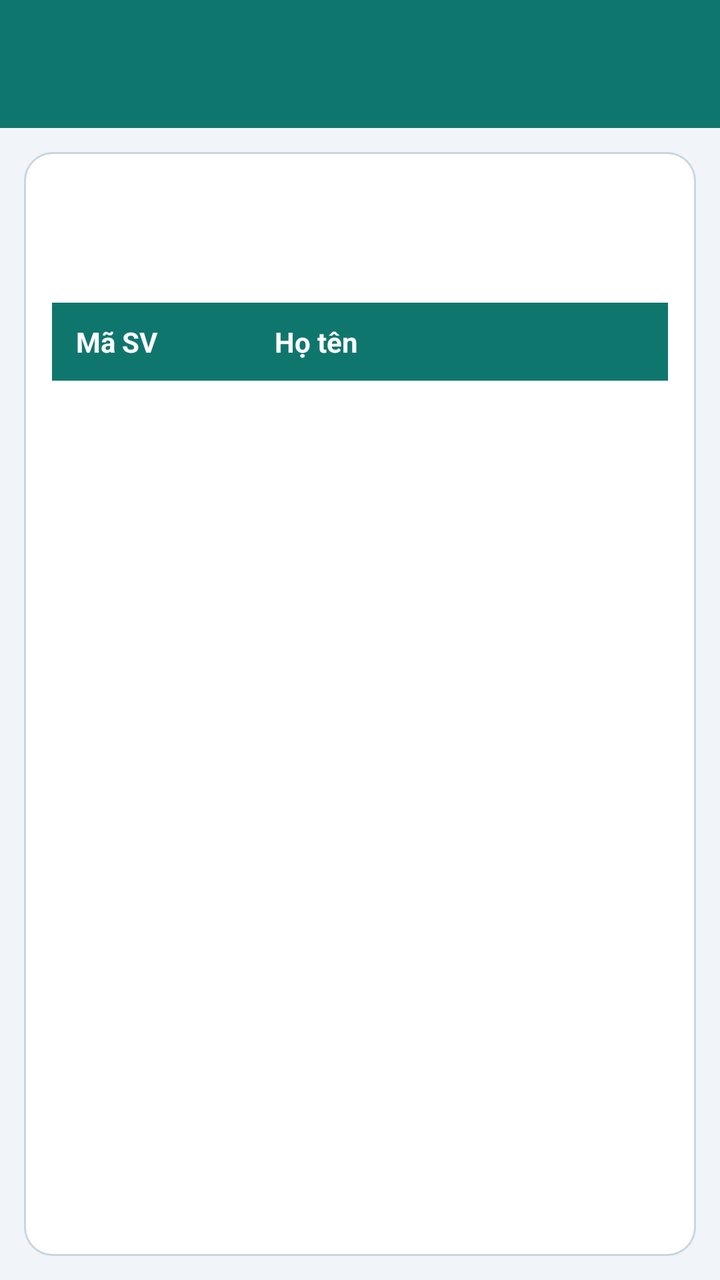
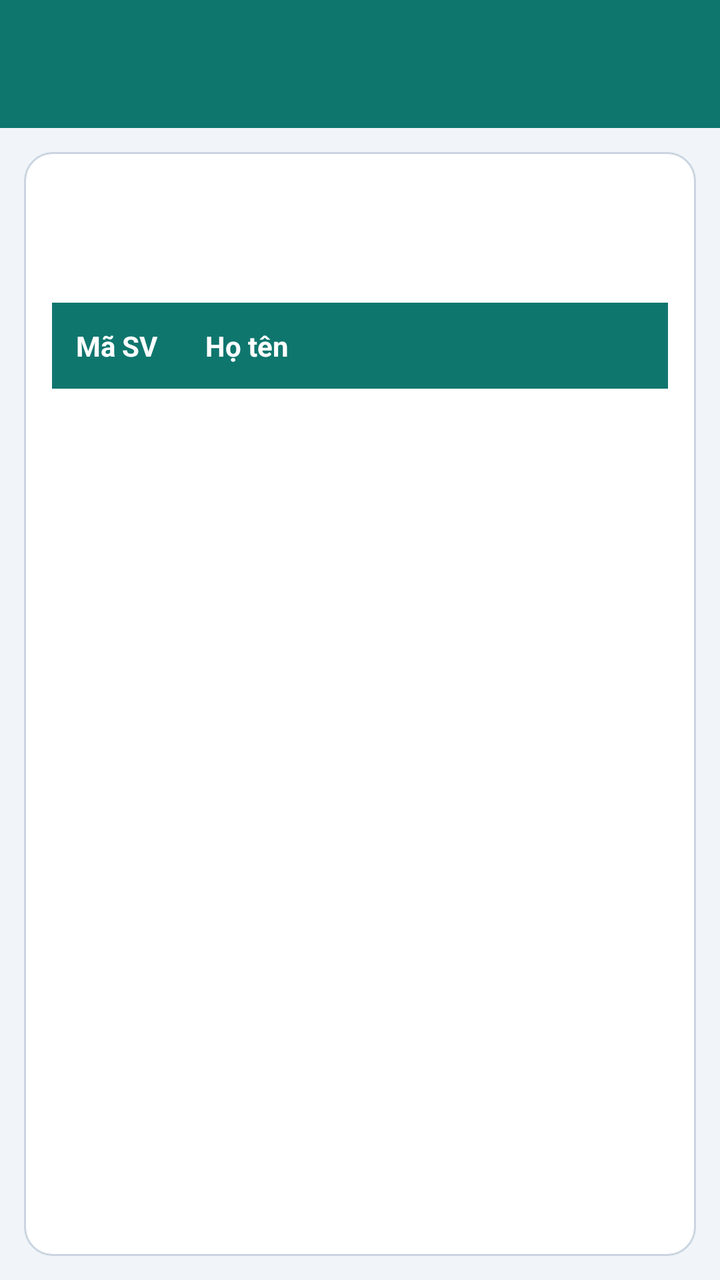

The first picture is an Android layout as it rendered before a commit; the second is the same layout after the commit. The layout source and the unified diff follow.
<!-- AndroidManifest.xml: application theme Theme.Lab6 -->
<!-- res/layout/activity_main.xml -->
<?xml version="1.0" encoding="utf-8"?>
<androidx.drawerlayout.widget.DrawerLayout xmlns:android="http://schemas.android.com/apk/res/android"
    xmlns:app="http://schemas.android.com/apk/res-auto"
    xmlns:tools="http://schemas.android.com/tools"
    android:id="@+id/drawerLayout"
    android:layout_width="match_parent"
    android:layout_height="match_parent"
    android:background="@color/primary"
    tools:context=".MainActivity">

    
    <LinearLayout
        android:layout_width="match_parent"
        android:layout_height="match_parent"
        android:orientation="vertical">

        <androidx.appcompat.widget.Toolbar
            android:id="@+id/toolbar"
            android:layout_width="match_parent"
            android:layout_height="?attr/actionBarSize"
            android:background="@color/primary"
            app:titleTextColor="@color/white" />

        <LinearLayout
            android:layout_width="match_parent"
            android:layout_height="match_parent"
            android:background="@color/background"
            android:orientation="vertical"
            android:padding="12dp">

            <LinearLayout
                android:layout_width="match_parent"
                android:layout_height="match_parent"
                android:background="@drawable/card_bg"
                android:orientation="vertical"
                android:padding="14dp">

                <TextView
                    android:id="@+id/tvClassName"
                    android:layout_width="match_parent"
                    android:layout_height="wrap_content"
                    android:textColor="@color/primary"
                    android:textSize="18sp"
                    android:textStyle="bold" />

                <TextView
                    android:id="@+id/tvTeacher"
                    android:layout_width="match_parent"
                    android:layout_height="wrap_content"
                    android:layout_marginTop="4dp"
                    android:layout_marginBottom="14dp"
                    android:textColor="@color/textLabel"
                    android:textSize="14sp" />

                
                <LinearLayout
                    android:layout_width="match_parent"
                    android:layout_height="wrap_content"
                    android:background="@color/primary"
                    android:paddingStart="12dp"
                    android:paddingTop="10dp"
                    android:paddingEnd="12dp"
                    android:paddingBottom="10dp">

                    <TextView
                        android:layout_width="0dp"
                        android:layout_height="wrap_content"
                        android:layout_weight="35"
                        android:text="Mã SV"
                        android:textColor="@color/white"
                        android:textSize="14sp"
                        android:textStyle="bold" />

                    <TextView
                        android:layout_width="0dp"
                        android:layout_height="wrap_content"
                        android:layout_weight="65"
                        android:text="Họ tên"
                        android:textColor="@color/white"
                        android:textSize="14sp"
                        android:textStyle="bold" />
                </LinearLayout>

                <ScrollView
                    android:layout_width="match_parent"
                    android:layout_height="match_parent">

                    <LinearLayout
                        android:id="@+id/studentList"
                        android:layout_width="match_parent"
                        android:layout_height="wrap_content"
                        android:orientation="vertical" />
                </ScrollView>
            </LinearLayout>
        </LinearLayout>
    </LinearLayout>

    
    <LinearLayout
        android:layout_width="280dp"
        android:layout_height="match_parent"
        android:layout_gravity="start"
        android:background="@color/white"
        android:orientation="vertical">

        <include layout="@layout/nav_header" />

        <ListView
            android:id="@+id/lvClass"
            android:layout_width="match_parent"
            android:layout_height="match_parent"
            android:divider="@null"
            android:dividerHeight="0dp"
            android:padding="8dp" />
    </LinearLayout>
</androidx.drawerlayout.widget.DrawerLayout>
<!-- res/layout/nav_header.xml (included above) -->
<?xml version="1.0" encoding="utf-8"?>
<LinearLayout xmlns:android="http://schemas.android.com/apk/res/android"
    android:layout_width="match_parent"
    android:layout_height="140dp"
    android:background="@color/primary"
    android:gravity="bottom"
    android:orientation="vertical"
    android:padding="18dp">

    <TextView
        android:layout_width="wrap_content"
        android:layout_height="wrap_content"
        android:text="Danh sách lớp"
        android:textColor="@color/white"
        android:textSize="20sp"
        android:textStyle="bold" />

    <TextView
        android:layout_width="wrap_content"
        android:layout_height="wrap_content"
        android:layout_marginTop="4dp"
        android:text="Chọn lớp để xem sinh viên"
        android:textColor="#CCFBF1"
        android:textSize="13sp" />
</LinearLayout>
<!-- resources referenced by this layout -->
<resources>
  <color name="background">#F1F5F9</color>
  <color name="primary">#0F766E</color>
  <color name="textLabel">#475569</color>
  <color name="white">#FFFFFFFF</color>
  <!-- drawable card_bg (drawable) -->
  <?xml version="1.0" encoding="utf-8"?>
  <shape xmlns:android="http://schemas.android.com/apk/res/android" android:shape="rectangle">
      <solid android:color="@color/white" />
      <stroke android:width="1dp" android:color="@color/cardStroke" />
      <corners android:radius="14dp" />
  </shape>
  <style name="Theme.Lab6" parent="Base.Theme.Lab6" />
  <color name="cardStroke">#CBD5E1</color>
  <style name="Base.Theme.Lab6" parent="Theme.Material3.DayNight.NoActionBar">
          <item name="colorPrimary">@color/primary</item>
          <item name="colorOnPrimary">@color/onPrimary</item>
          <item name="colorSecondary">@color/primary</item>
          <item name="android:windowBackground">@color/background</item>
      </style>
  <color name="onPrimary">#FFFFFF</color>
</resources>

<!-- the commit's change to res/layout/activity_main.xml (unified diff, before → after) -->
@@ -52,44 +52,34 @@
                     android:textColor="@color/textLabel"
                     android:textSize="14sp" />
 
-                
-                <LinearLayout
-                    android:layout_width="match_parent"
-                    android:layout_height="wrap_content"
-                    android:background="@color/primary"
-                    android:paddingStart="12dp"
-                    android:paddingTop="10dp"
-                    android:paddingEnd="12dp"
-                    android:paddingBottom="10dp">
-
-                    <TextView
-                        android:layout_width="0dp"
-                        android:layout_height="wrap_content"
-                        android:layout_weight="35"
-                        android:text="Mã SV"
-                        android:textColor="@color/white"
-                        android:textSize="14sp"
-                        android:textStyle="bold" />
-
-                    <TextView
-                        android:layout_width="0dp"
-                        android:layout_height="wrap_content"
-                        android:layout_weight="65"
-                        android:text="Họ tên"
-                        android:textColor="@color/white"
-                        android:textSize="14sp"
-                        android:textStyle="bold" />
-                </LinearLayout>
-
                 <ScrollView
                     android:layout_width="match_parent"
                     android:layout_height="match_parent">
 
-                    <LinearLayout
-                        android:id="@+id/studentList"
+                    <TableLayout
+                        android:id="@+id/studentTable"
                         android:layout_width="match_parent"
                         android:layout_height="wrap_content"
-                        android:orientation="vertical" />
+                        android:stretchColumns="1">
+
+                        
+                        <TableRow android:background="@color/primary">
+
+                            <TextView
+                                android:padding="12dp"
+                                android:text="Mã SV"
+                                android:textColor="@color/white"
+                                android:textSize="14sp"
+                                android:textStyle="bold" />
+
+                            <TextView
+                                android:padding="12dp"
+                                android:text="Họ tên"
+                                android:textColor="@color/white"
+                                android:textSize="14sp"
+                                android:textStyle="bold" />
+                        </TableRow>
+                    </TableLayout>
                 </ScrollView>
             </LinearLayout>
         </LinearLayout>
@@ -105,13 +95,17 @@
 
         <include layout="@layout/nav_header" />
 
-        <ListView
-            android:id="@+id/lvClass"
+        <ScrollView
             android:layout_width="match_parent"
-            android:layout_height="match_parent"
-            android:divider="@null"
-            android:dividerHeight="0dp"
-            android:padding="8dp" />
+            android:layout_height="match_parent">
+
+            <LinearLayout
+                android:id="@+id/classList"
+                android:layout_width="match_parent"
+                android:layout_height="wrap_content"
+                android:orientation="vertical"
+                android:padding="8dp" />
+        </ScrollView>
     </LinearLayout>
 </androidx.drawerlayout.widget.DrawerLayout>
 <!-- res/layout/nav_header.xml (included above) -->
